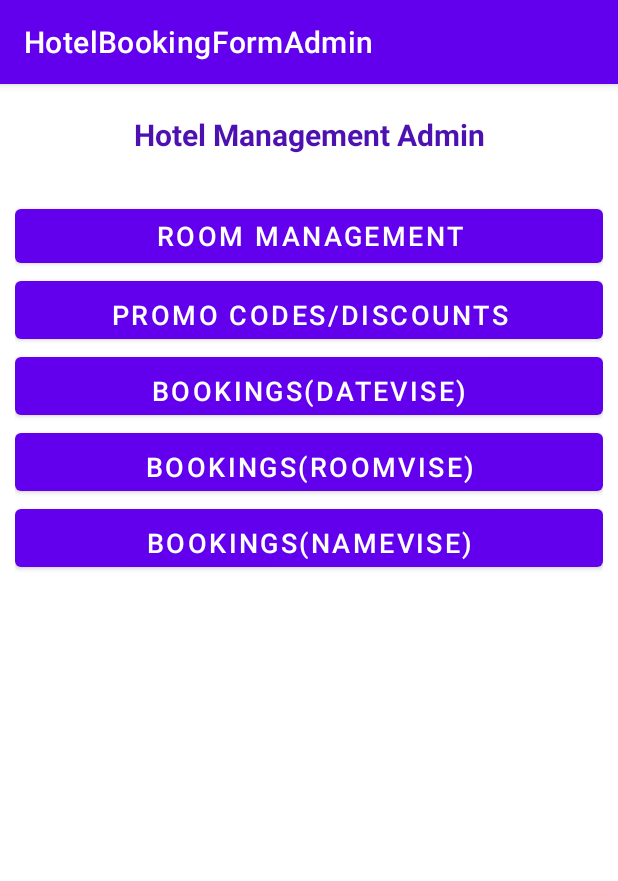
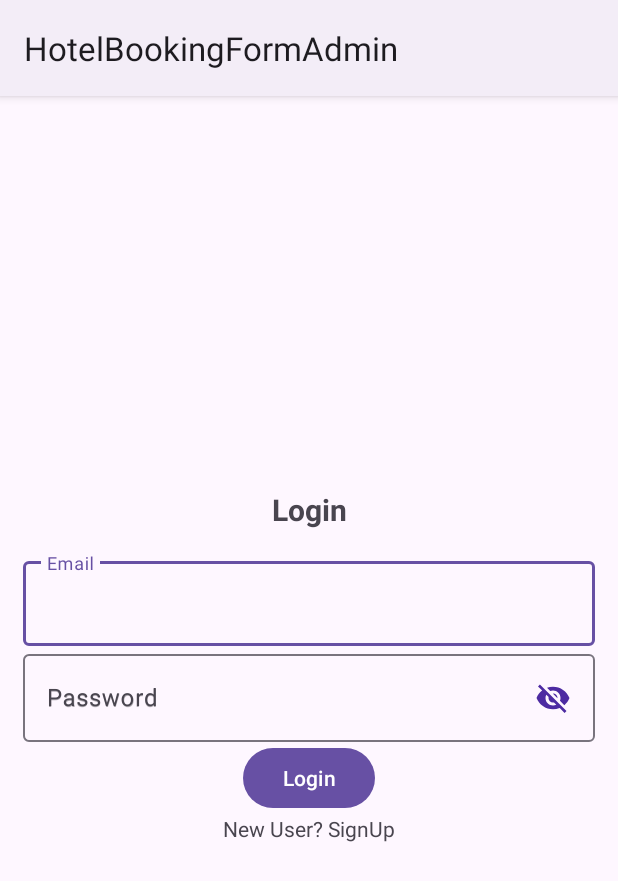
Before and after one commit to sangameshandroid/HotelBooking, an Android app: the screen it shows after launch (AdminMainActivity before the commit, LoginActivity after it), on a phone screen of 412 x 824 dp. Shown: the top 881 px of the screen. Run offline under Robolectric (Android 15) with nearby library versions, the phone set to English and light mode, and no system bars; our stand-ins replace Firebase (no records; nobody signed in at launch, a user with empty details on screens opened directly).

Commit message:
finished project

```diff
--- a/app/src/main/java/com/example/hotelbooking/DateFragment.java
+++ b/app/src/main/java/com/example/hotelbooking/DateFragment.java
@@ -158,7 +158,7 @@ public class DateFragment extends Fragment {
                     Date date2 = sdf.parse(dateStr2);
                     long diffInMs = date2.getTime() - date1.getTime();
                     long diffInDays = TimeUnit.MILLISECONDS.toDays(diffInMs);
-                    txtduration.setText(diffInDays + " days");
+                    txtduration.setText(diffInDays + " nights");
                 } catch (ParseException e) {
                     e.printStackTrace();
                 }
--- a/app/src/main/java/com/example/hotelbooking/SelectRoomFragment.java
+++ b/app/src/main/java/com/example/hotelbooking/SelectRoomFragment.java
@@ -318,7 +318,7 @@ public class SelectRoomFragment extends Fragment {
                 int selectedid2 = radiogrouppromo2.getCheckedRadioButtonId();
                 RadioButton selectedradio2 = view.findViewById(selectedid2);
 
-                int selectedid3 = radiogrouppromo1.getCheckedRadioButtonId();
+                int selectedid3 = radiogrouppromo3.getCheckedRadioButtonId();
                 RadioButton selectedradio3 = view.findViewById(selectedid3);
 
                 String selectedradiobuttontext = "";
--- a/app/src/main/java/com/example/hotelbooking/ThankuActivity.java
+++ b/app/src/main/java/com/example/hotelbooking/ThankuActivity.java
@@ -63,10 +63,10 @@ public class ThankuActivity extends AppCompatActivity {
         txt_adults.setText(String.valueOf(Adultno));
         txt_children.setText(String.valueOf(Childno));
         txt_promo.setText(Promo);
-        txt_extracharge.setText(Extracharge + "/-");
+        txt_extracharge.setText(Extracharge);
         txt_discount.setText(Discount);
         txt_extra.setText(Extrafacility);
-        txt_netamount.setText(Netpay + "/-");
+        txt_netamount.setText(Netpay);
 
 
 
--- a/hotelbookingformadmin/build.gradle
+++ b/hotelbookingformadmin/build.gradle
@@ -36,6 +36,7 @@ dependencies {
     implementation 'androidx.constraintlayout:constraintlayout:2.1.4'
     implementation 'com.google.firebase:firebase-database:20.0.4'
     implementation 'joda-time:joda-time:2.12.1'
+    implementation 'com.google.firebase:firebase-auth:21.1.0'
     testImplementation 'junit:junit:4.13.2'
     androidTestImplementation 'androidx.test.ext:junit:1.1.5'
     androidTestImplementation 'androidx.test.espresso:espresso-core:3.5.1'
--- /dev/null
+++ b/hotelbookingformadmin/src/main/java/com/example/hotelbookingformadmin/LoginActivity.java
@@ -0,0 +1,128 @@
+package com.example.hotelbookingformadmin;
+
+import androidx.annotation.NonNull;
+import androidx.appcompat.app.AppCompatActivity;
+
+import android.annotation.SuppressLint;
+import android.content.Intent;
+import android.os.Bundle;
+import android.text.TextUtils;
+import android.text.method.HideReturnsTransformationMethod;
+import android.text.method.PasswordTransformationMethod;
+import android.view.MotionEvent;
+import android.view.View;
+import android.widget.Button;
+import android.widget.ProgressBar;
+import android.widget.TextView;
+import android.widget.Toast;
+
+import com.google.android.gms.tasks.OnCompleteListener;
+import com.google.android.gms.tasks.Task;
+import com.google.android.material.textfield.TextInputEditText;
+import com.google.firebase.auth.AuthResult;
+import com.google.firebase.auth.FirebaseAuth;
+import com.google.firebase.auth.FirebaseUser;
+
+public class LoginActivity extends AppCompatActivity {
+private TextView txt_signup;
+ private TextInputEditText ed_email, ed_password;
+private Button btn_login;
+private FirebaseAuth mAuth;
+boolean passVisible;
+ProgressBar progressBar;
+
+    @SuppressLint("MissingInflatedId")
+    @Override
+    protected void onCreate(Bundle savedInstanceState) {
+        super.onCreate(savedInstanceState);
+        setContentView(R.layout.activity_login);
+        txt_signup = findViewById(R.id.txt_signup);
+        ed_email = findViewById(R.id.ed_email);
+        ed_password = findViewById(R.id.ed_password);
+        btn_login = findViewById(R.id.btn_login);
+        progressBar =findViewById(R.id.progressbar);
+
+        mAuth = FirebaseAuth.getInstance();
+
+
+        ed_password.setOnTouchListener(new View.OnTouchListener() {
+            @Override
+            public boolean onTouch(View v, MotionEvent event) {
+                final int right = 2;
+                if(event.getAction()== MotionEvent.ACTION_UP){
+                    if(event.getRawX()>=ed_password.getRight()-ed_password.getCompoundDrawables()[right].getBounds().width()){
+                        int selection = ed_password.getSelectionEnd();
+                        if(passVisible){
+                            ed_password.setCompoundDrawablesRelativeWithIntrinsicBounds(0, 0, R.drawable.ic_baseline_visibility_off_24, 0);
+                            ed_password.setTransformationMethod(PasswordTransformationMethod.getInstance());
+                            passVisible=false;
+                        }
+                        else{
+                            ed_password.setCompoundDrawablesRelativeWithIntrinsicBounds(0, 0, R.drawable.ic_baseline_visibility_24, 0);
+                            ed_password.setTransformationMethod(HideReturnsTransformationMethod.getInstance());
+                            passVisible = true;
+                        }
+                        ed_password.setSelection(selection);
+                        return true;
+                    }
+                }
+                return false;
+            }
+        });
+
+
+
+        txt_signup.setOnClickListener(new View.OnClickListener() {
+            @Override
+            public void onClick(View v) {
+                Intent intent = new Intent(LoginActivity.this, SignupActivity.class);
+                startActivity(intent);
+            }
+        });
+
+        btn_login.setOnClickListener(new View.OnClickListener() {
+            @Override
+            public void onClick(View v) {
+                progressBar.setVisibility(View.VISIBLE);
+                String Email = ed_email.getText().toString();
+                String Password = ed_password.getText().toString();
+
+                if(TextUtils.isEmpty(Email)){
+                    Toast.makeText(LoginActivity.this, "Enter Email", Toast.LENGTH_SHORT).show();
+                }
+                if(TextUtils.isEmpty(Password)){
+                    Toast.makeText(LoginActivity.this, "Enter Password", Toast.LENGTH_SHORT).show();
+                }
+
+                mAuth.signInWithEmailAndPassword(Email, Password).addOnCompleteListener(LoginActivity.this, new OnCompleteListener<AuthResult>() {
+                    @Override
+                    public void onComplete(@NonNull Task<AuthResult> task) {
+                        progressBar.setVisibility(View.GONE);
+                        if(task.isSuccessful()){
+
+                            FirebaseUser user = mAuth.getCurrentUser();
+
+                            if(user!=null){
+                                Toast.makeText(LoginActivity.this, "Welcome!", Toast.LENGTH_SHORT).show();
+                                Intent intent = new Intent(LoginActivity.this, AdminMainActivity.class);
+                                intent.putExtra("email", Email);
+                                startActivity(intent);
+
+                            }
+                            else{
+                                Toast.makeText(LoginActivity.this, "Incorrect UserId or Password", Toast.LENGTH_SHORT).show();
+                            }
+                        }
+                        else{
+                            Toast.makeText(LoginActivity.this, "Incorrect UserId or Password", Toast.LENGTH_SHORT).show();
+                        }
+
+                    }
+                });
+
+
+
+            }
+        });
+    }
+}
--- /dev/null
+++ b/hotelbookingformadmin/src/main/res/drawable/ic_baseline_account_circle_24.xml
@@ -0,0 +1,5 @@
+<vector android:height="24dp" android:tint="#5632B2"
+    android:viewportHeight="24" android:viewportWidth="24"
+    android:width="24dp" xmlns:android="http://schemas.android.com/apk/res/android">
+    <path android:fillColor="@android:color/white" android:pathData="M12,2C6.48,2 2,6.48 2,12s4.48,10 10,10s10,-4.48 10,-10S17.52,2 12,2zM12,6c1.93,0 3.5,1.57 3.5,3.5S13.93,13 12,13s-3.5,-1.57 -3.5,-3.5S10.07,6 12,6zM12,20c-2.03,0 -4.43,-0.82 -6.14,-2.88C7.55,15.8 9.68,15 12,15s4.45,0.8 6.14,2.12C16.43,19.18 14.03,20 12,20z"/>
+</vector>
--- /dev/null
+++ b/hotelbookingformadmin/src/main/res/drawable/ic_baseline_logout_24.xml
@@ -0,0 +1,5 @@
+<vector android:autoMirrored="true" android:height="24dp"
+    android:tint="#5632B2" android:viewportHeight="24"
+    android:viewportWidth="24" android:width="24dp" xmlns:android="http://schemas.android.com/apk/res/android">
+    <path android:fillColor="@android:color/white" android:pathData="M17,7l-1.41,1.41L18.17,11H8v2h10.17l-2.58,2.58L17,17l5,-5zM4,5h8V3H4c-1.1,0 -2,0.9 -2,2v14c0,1.1 0.9,2 2,2h8v-2H4V5z"/>
+</vector>
--- /dev/null
+++ b/hotelbookingformadmin/src/main/res/drawable/ic_baseline_visibility_24.xml
@@ -0,0 +1,5 @@
+<vector android:height="24dp" android:tint="#4D2BA2"
+    android:viewportHeight="24" android:viewportWidth="24"
+    android:width="24dp" xmlns:android="http://schemas.android.com/apk/res/android">
+    <path android:fillColor="@android:color/white" android:pathData="M12,4.5C7,4.5 2.73,7.61 1,12c1.73,4.39 6,7.5 11,7.5s9.27,-3.11 11,-7.5c-1.73,-4.39 -6,-7.5 -11,-7.5zM12,17c-2.76,0 -5,-2.24 -5,-5s2.24,-5 5,-5 5,2.24 5,5 -2.24,5 -5,5zM12,9c-1.66,0 -3,1.34 -3,3s1.34,3 3,3 3,-1.34 3,-3 -1.34,-3 -3,-3z"/>
+</vector>
--- /dev/null
+++ b/hotelbookingformadmin/src/main/res/drawable/ic_baseline_visibility_off_24.xml
@@ -0,0 +1,5 @@
+<vector android:height="24dp" android:tint="#4D2BA2"
+    android:viewportHeight="24" android:viewportWidth="24"
+    android:width="24dp" xmlns:android="http://schemas.android.com/apk/res/android">
+    <path android:fillColor="@android:color/white" android:pathData="M12,7c2.76,0 5,2.24 5,5 0,0.65 -0.13,1.26 -0.36,1.83l2.92,2.92c1.51,-1.26 2.7,-2.89 3.43,-4.75 -1.73,-4.39 -6,-7.5 -11,-7.5 -1.4,0 -2.74,0.25 -3.98,0.7l2.16,2.16C10.74,7.13 11.35,7 12,7zM2,4.27l2.28,2.28 0.46,0.46C3.08,8.3 1.78,10.02 1,12c1.73,4.39 6,7.5 11,7.5 1.55,0 3.03,-0.3 4.38,-0.84l0.42,0.42L19.73,22 21,20.73 3.27,3 2,4.27zM7.53,9.8l1.55,1.55c-0.05,0.21 -0.08,0.43 -0.08,0.65 0,1.66 1.34,3 3,3 0.22,0 0.44,-0.03 0.65,-0.08l1.55,1.55c-0.67,0.33 -1.41,0.53 -2.2,0.53 -2.76,0 -5,-2.24 -5,-5 0,-0.79 0.2,-1.53 0.53,-2.2zM11.84,9.02l3.15,3.15 0.02,-0.16c0,-1.66 -1.34,-3 -3,-3l-0.17,0.01z"/>
+</vector>
--- /dev/null
+++ b/hotelbookingformadmin/src/main/res/layout/activity_login.xml
@@ -0,0 +1,69 @@
+<?xml version="1.0" encoding="utf-8"?>
+<LinearLayout xmlns:android="http://schemas.android.com/apk/res/android"
+    xmlns:app="http://schemas.android.com/apk/res-auto"
+    xmlns:tools="http://schemas.android.com/tools"
+    android:layout_width="match_parent"
+    android:layout_height="match_parent"
+    android:orientation="vertical"
+    android:gravity="center"
+    android:padding="15dp"
+    tools:context=".LoginActivity">
+
+
+
+
+
+
+    <TextView
+        android:layout_width="match_parent"
+        android:layout_height="wrap_content"
+        android:text="Login"
+        android:textSize="20sp"
+        android:textStyle="bold"
+        android:gravity="center"
+        android:layout_marginBottom="15dp"/>
+    <com.google.android.material.textfield.TextInputLayout
+        android:layout_width="match_parent"
+        android:layout_height="wrap_content">
+        <com.google.android.material.textfield.TextInputEditText
+            android:layout_width="match_parent"
+            android:layout_height="wrap_content"
+            android:inputType=""
+            android:hint="Email"
+            android:id="@+id/ed_email"/>
+    </com.google.android.material.textfield.TextInputLayout>
+    <com.google.android.material.textfield.TextInputLayout
+        android:layout_width="match_parent"
+        android:layout_height="wrap_content"
+        android:hint="Password"
+        >
+        <com.google.android.material.textfield.TextInputEditText
+            android:layout_width="match_parent"
+
+            android:layout_height="wrap_content"
+            android:hint="Password"
+            android:inputType="textPassword"
+            android:drawableRight="@drawable/ic_baseline_visibility_off_24"
+            android:id="@+id/ed_password"/>
+    </com.google.android.material.textfield.TextInputLayout>
+    <ProgressBar
+        android:layout_width="wrap_content"
+        android:layout_height="wrap_content"
+        android:visibility="gone"
+        android:id="@+id/progressbar"/>
+    <Button
+        android:layout_width="wrap_content"
+        android:layout_height="wrap_content"
+        android:id="@+id/btn_login"
+        android:text="Login"/>
+    <TextView
+        android:layout_width="match_parent"
+        android:layout_height="wrap_content"
+        android:text="New User? SignUp"
+        android:gravity="center"
+        android:id="@+id/txt_signup"/>
+
+
+
+
+</LinearLayout>
```
Also changed, not shown: hotelbookingformadmin/src/main/AndroidManifest.xml (+24 -2 lines), hotelbookingformadmin/src/main/java/com/example/hotelbookingformadmin/AdminMainActivity.java (+28 -0 lines), hotelbookingformadmin/src/main/java/com/example/hotelbookingformadmin/RegistermessageActivity.java (added, +31 -0 lines), hotelbookingformadmin/src/main/java/com/example/hotelbookingformadmin/SignupActivity.java (added, +157 -0 lines), hotelbookingformadmin/src/main/res/drawable/login_background.xml (added, +8 -0 lines), hotelbookingformadmin/src/main/res/layout/activity_admin_main.xml (+39 -0 lines), hotelbookingformadmin/src/main/res/layout/activity_registermessage.xml (added, +25 -0 lines), hotelbookingformadmin/src/main/res/layout/activity_signup.xml (added, +110 -0 lines), hotelbookingformadmin/src/main/res/drawable-v24/softwareengineer.png (added), 1 other file.
